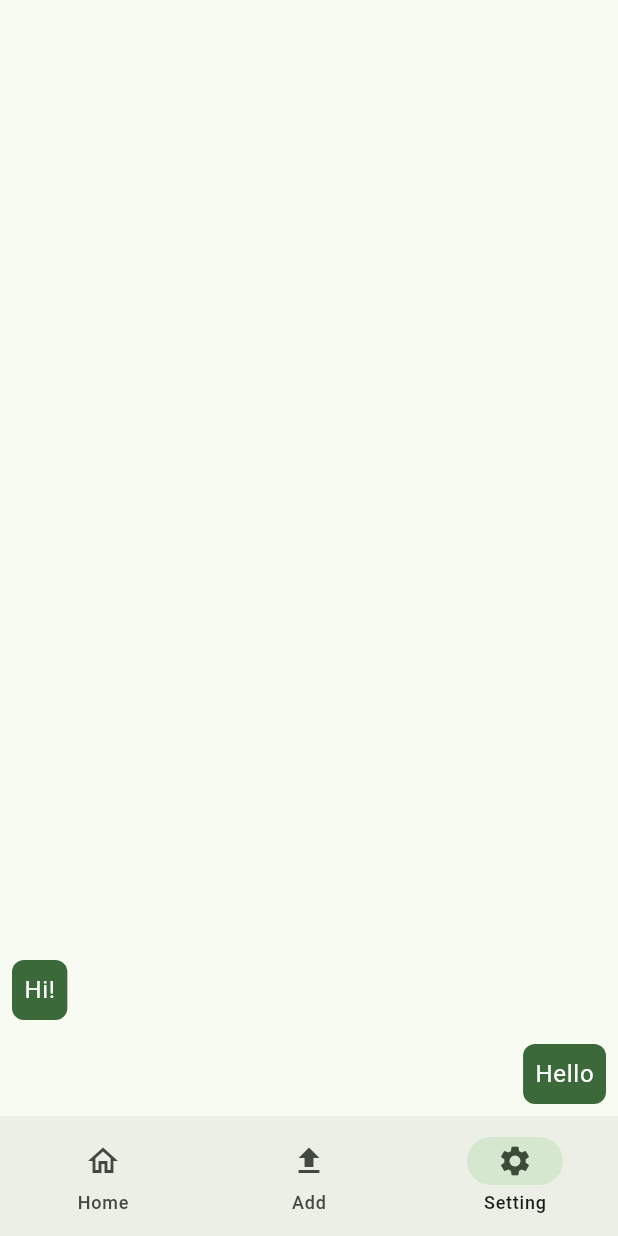
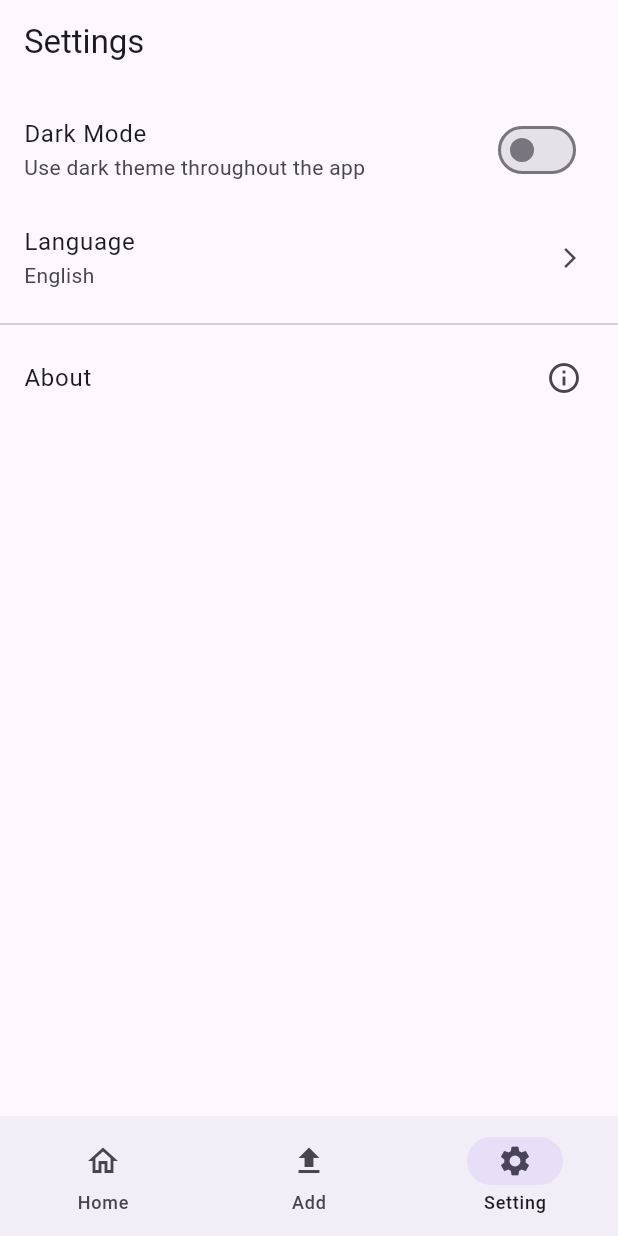
Before and after one commit to slotruglio/card-wallet, a Flutter app: the screen it shows after launch, item 3 of the bottom bar chosen, on a phone screen of 412 x 824 dp. Run offline on Flutter 3.47's test engine with Material 3 defaults, Android fonts, the phone set to English and light mode, and no system bars.

Commit message:
add settings

```diff
--- a/frontend/lib/components/home.dart
+++ b/frontend/lib/components/home.dart
@@ -1,10 +1,20 @@
 import 'package:card_wallet/pages/giftcards.dart';
+import 'package:card_wallet/pages/settings.dart';
 import 'package:card_wallet/pages/upload.dart';
 import 'package:flutter/material.dart';
 import 'package:card_wallet/l10n/app_localizations.dart';
 
 class HomeWidget extends StatefulWidget {
-  const HomeWidget({super.key});
+  const HomeWidget({
+    super.key,
+    required this.isDarkMode,
+    required this.onLanguageChanged,
+    required this.onThemeChanged
+  });
+
+  final ValueChanged<bool> onThemeChanged;
+  final ValueChanged<Locale> onLanguageChanged;
+  final bool isDarkMode;
 
   @override
   State<HomeWidget> createState() => _HomeWidgetState();
@@ -47,45 +57,11 @@ class _HomeWidgetState extends State<HomeWidget> {
         /// Upload page
         UploadPage(),
 
-        /// Messages page
-        ListView.builder(
-          reverse: true,
-          itemCount: 2,
-          itemBuilder: (BuildContext context, int index) {
-            if (index == 0) {
-              return Align(
-                alignment: Alignment.centerRight,
-                child: Container(
-                  margin: const EdgeInsets.all(8.0),
-                  padding: const EdgeInsets.all(8.0),
-                  decoration: BoxDecoration(
-                    color: theme.colorScheme.primary,
-                    borderRadius: BorderRadius.circular(8.0),
-                  ),
-                  child: Text(
-                    'Hello',
-                    style: theme.textTheme.bodyLarge!.copyWith(color: theme.colorScheme.onPrimary),
-                  ),
-                ),
-              );
-            }
-            return Align(
-              alignment: Alignment.centerLeft,
-              child: Container(
-                margin: const EdgeInsets.all(8.0),
-                padding: const EdgeInsets.all(8.0),
-                decoration: BoxDecoration(
-                  color: theme.colorScheme.primary,
-                  borderRadius: BorderRadius.circular(8.0),
-                ),
-                child: Text(
-                  'Hi!',
-                  style: theme.textTheme.bodyLarge!.copyWith(color: theme.colorScheme.onPrimary),
-                ),
-              ),
-            );
-          },
-        ),
+        /// Settings page
+        SettingsPage(
+          isDarkMode: widget.isDarkMode,
+          onLanguageChanged: widget.onLanguageChanged,
+          onThemeChanged: widget.onThemeChanged)
       ][currentPageIndex],
     );
   }
--- a/frontend/lib/l10n/app_en.arb
+++ b/frontend/lib/l10n/app_en.arb
@@ -90,5 +90,80 @@
   "uploadGiftCardButtonText": "Upload Gift Card",
   "@uploadGiftCardButtonText": {
     "description": "text for upload button"
+  },
+  "settingsPageTitle": "Settings",
+  "@settingsPageTitle": {
+    "description": "Title of the settings page"
+  },
+
+  "darkModeTitle": "Dark Mode",
+  "@darkModeTitle": {
+    "description": "Title for dark mode toggle"
+  },
+  "darkModeSubtitle": "Use dark theme throughout the app",
+  "@darkModeSubtitle": {
+    "description": "Subtitle for dark mode toggle"
+  },
+
+  "notificationsTitle": "Notifications",
+  "@notificationsTitle": {
+    "description": "Title for notifications toggle"
+  },
+  "notificationsSubtitle": "Receive push notifications",
+  "@notificationsSubtitle": {
+    "description": "Subtitle for notifications toggle"
+  },
+
+  "languageTitle": "Language",
+  "@languageTitle": {
+    "description": "Title for language selection option"
+  },
+  "selectLanguageDialogTitle": "Select Language",
+  "@selectLanguageDialogTitle": {
+    "description": "Dialog title for selecting language"
+  },
+  "languageEnglish": "English",
+  "@languageEnglish": {
+    "description": "Option for English language"
+  },
+  "languageItalian": "Italiano",
+  "@languageItalian": {
+    "description": "Option for Italian language"
+  },
+  "languageSpanish": "Español",
+  "@languageSpanish": {
+    "description": "Option for Spanish language"
+  },
+
+  "aboutTitle": "About",
+  "@aboutTitle": {
+    "description": "Title for about section"
+  },
+  "aboutAppName": "GiftCard Manager",
+  "@aboutAppName": {
+    "description": "Name of the app displayed in About dialog"
+  },
+  "aboutVersion": "Version {version}",
+  "@aboutVersion": {
+    "description": "Version displayed in About dialog",
+    "placeholders": {
+      "version": {
+        "type": "String",
+        "example": "1.0.0"
+      }
+    }
+  },
+  "aboutCopyright": "© 2025 Samuele Inc.",
+  "@aboutCopyright": {
+    "description": "Copyright text in About dialog"
+  },
+
+  "logoutTitle": "Logout",
+  "@logoutTitle": {
+    "description": "Logout button text"
+  },
+  "logoutSuccessMessage": "Logged out successfully",
+  "@logoutSuccessMessage": {
+    "description": "Snackbar message when user logs out"
   }
 }
--- a/frontend/lib/l10n/app_localizations.dart
+++ b/frontend/lib/l10n/app_localizations.dart
@@ -217,6 +217,102 @@ abstract class AppLocalizations {
   /// In en, this message translates to:
   /// **'Upload Gift Card'**
   String get uploadGiftCardButtonText;
+
+  /// Title of the settings page
+  ///
+  /// In en, this message translates to:
+  /// **'Settings'**
+  String get settingsPageTitle;
+
+  /// Title for dark mode toggle
+  ///
+  /// In en, this message translates to:
+  /// **'Dark Mode'**
+  String get darkModeTitle;
+
+  /// Subtitle for dark mode toggle
+  ///
+  /// In en, this message translates to:
+  /// **'Use dark theme throughout the app'**
+  String get darkModeSubtitle;
+
+  /// Title for notifications toggle
+  ///
+  /// In en, this message translates to:
+  /// **'Notifications'**
+  String get notificationsTitle;
+
+  /// Subtitle for notifications toggle
+  ///
+  /// In en, this message translates to:
+  /// **'Receive push notifications'**
+  String get notificationsSubtitle;
+
+  /// Title for language selection option
+  ///
+  /// In en, this message translates to:
+  /// **'Language'**
+  String get languageTitle;
+
+  /// Dialog title for selecting language
+  ///
+  /// In en, this message translates to:
+  /// **'Select Language'**
+  String get selectLanguageDialogTitle;
+
+  /// Option for English language
+  ///
+  /// In en, this message translates to:
+  /// **'English'**
+  String get languageEnglish;
+
+  /// Option for Italian language
+  ///
+  /// In en, this message translates to:
+  /// **'Italiano'**
+  String get languageItalian;
+
+  /// Option for Spanish language
+  ///
+  /// In en, this message translates to:
+  /// **'Español'**
+  String get languageSpanish;
+
+  /// Title for about section
+  ///
+  /// In en, this message translates to:
+  /// **'About'**
+  String get aboutTitle;
+
+  /// Name of the app displayed in About dialog
+  ///
+  /// In en, this message translates to:
+  /// **'GiftCard Manager'**
+  String get aboutAppName;
+
+  /// Version displayed in About dialog
+  ///
+  /// In en, this message translates to:
+  /// **'Version {version}'**
+  String aboutVersion(String version);
+
+  /// Copyright text in About dialog
+  ///
+  /// In en, this message translates to:
+  /// **'© 2025 Samuele Inc.'**
+  String get aboutCopyright;
+
+  /// Logout button text
+  ///
+  /// In en, this message translates to:
+  /// **'Logout'**
+  String get logoutTitle;
+
+  /// Snackbar message when user logs out
+  ///
+  /// In en, this message translates to:
+  /// **'Logged out successfully'**
+  String get logoutSuccessMessage;
 }
 
 class _AppLocalizationsDelegate
--- a/frontend/lib/main.dart
+++ b/frontend/lib/main.dart
@@ -6,8 +6,28 @@ void main() {
   runApp(const MyApp());
 }
 
-class MyApp extends StatelessWidget {
+class MyApp extends StatefulWidget {
   const MyApp({super.key});
+
+  @override
+  State<MyApp> createState() => _MyAppState();
+}
+
+class _MyAppState extends State<MyApp> {
+  ThemeMode _themeMode = ThemeMode.system;
+  Locale? _locale;
+
+  void _toggleTheme(bool isDark) {
+    setState(() {
+      _themeMode = isDark ? ThemeMode.dark : ThemeMode.light;
+    });
+  }
+
+  void _changeLanguage(Locale locale) {
+    setState(() {
+      _locale = locale;
+    });
+  }
 
   // This widget is the root of your application.
   @override
@@ -15,25 +35,16 @@ class MyApp extends StatelessWidget {
     return MaterialApp(
       title: 'Flutter Demo',
       localizationsDelegates: AppLocalizations.localizationsDelegates,
-      theme: ThemeData(
-        // This is the theme of your application.
-        //
-        // TRY THIS: Try running your application with "flutter run". You'll see
-        // the application has a purple toolbar. Then, without quitting the app,
-        // try changing the seedColor in the colorScheme below to Colors.green
-        // and then invoke "hot reload" (save your changes or press the "hot
-        // reload" button in a Flutter-supported IDE, or press "r" if you used
-        // the command line to start the app).
-        //
-        // Notice that the counter didn't reset back to zero; the application
-        // state is not lost during the reload. To reset the state, use hot
-        // restart instead.
-        //
-        // This works for code too, not just values: Most code changes can be
-        // tested with just a hot reload.
-        colorScheme: ColorScheme.fromSeed(seedColor: Colors.green),
+      supportedLocales: AppLocalizations.supportedLocales,
+      theme: ThemeData.light(),
+      darkTheme: ThemeData.dark(),
+      themeMode: _themeMode,
+      locale: _locale,
+      home: HomeWidget(
+        isDarkMode: _themeMode == ThemeMode.dark,
+        onLanguageChanged: _changeLanguage,
+        onThemeChanged: _toggleTheme,
       ),
-      home: const HomeWidget(),
     );
   }
 }
--- /dev/null
+++ b/frontend/lib/pages/settings.dart
@@ -0,0 +1,84 @@
+import 'package:card_wallet/l10n/app_localizations.dart';
+import 'package:flutter/material.dart';
+
+class SettingsPage extends StatelessWidget {
+  const SettingsPage({
+    super.key,
+    required this.isDarkMode,
+    required this.onLanguageChanged,
+    required this.onThemeChanged
+  });
+
+  final ValueChanged<bool> onThemeChanged;
+  final ValueChanged<Locale> onLanguageChanged;
+  final bool isDarkMode;
+
+  @override
+  Widget build(BuildContext context) {
+    return Scaffold(
+      appBar: AppBar(title: Text(AppLocalizations.of(context)!.settingsPageTitle)),
+      body: ListView(
+        children: [
+          const SizedBox(height: 8),
+          SwitchListTile(
+            title: Text(AppLocalizations.of(context)!.darkModeTitle),
+            subtitle: Text(AppLocalizations.of(context)!.darkModeSubtitle),
+            value: isDarkMode,
+            onChanged: (val) => onThemeChanged(val),
+          ),
+          ListTile(
+            title: Text(AppLocalizations.of(context)!.languageTitle),
+            subtitle: Text(Localizations.localeOf(context).languageCode == 'it'
+                ? AppLocalizations.of(context)!.languageItalian
+                : AppLocalizations.of(context)!.languageEnglish),
+            trailing: const Icon(Icons.arrow_forward_ios, size: 16),
+            onTap: () => showDialog(
+              context: context,
+              builder: (context) => SimpleDialog(
+                title: Text(AppLocalizations.of(context)!.selectLanguageDialogTitle),
+                children: [
+                  SimpleDialogOption(
+                    child: Text(AppLocalizations.of(context)!.languageEnglish),
+                    onPressed: () {
+                      onLanguageChanged(const Locale('en'));
+                      Navigator.pop(context);
+                    },
+                  ),
+                  SimpleDialogOption(
+                    child: Text(AppLocalizations.of(context)!.languageItalian),
+                    onPressed: () {
+                      onLanguageChanged(const Locale('it'));
+                      Navigator.pop(context);
+                    },
+                  ),
+                ],
+              ),
+            ),
+          ),
+          const Divider(),
+          ListTile(
+            title: Text(AppLocalizations.of(context)!.aboutTitle),
+            trailing: const Icon(Icons.info_outline),
+            onTap: () {
+              showAboutDialog(
+                context: context,
+                applicationName: AppLocalizations.of(context)!.aboutAppName,
+                applicationVersion: AppLocalizations.of(context)!.aboutVersion('1.0.0'),
+                applicationLegalese: AppLocalizations.of(context)!.aboutCopyright,
+              );
+            },
+          ),
+          /*
+          ListTile(
+            title: const Text('Logout'),
+            leading: const Icon(Icons.logout),
+            textColor: Colors.red,
+            iconColor: Colors.red,
+            onTap: _logout,
+          ),
+          */
+        ],
+      ),
+    );
+  }
+}
```
Also changed, not shown: frontend/lib/l10n/app_it.arb (+16 -1 lines), frontend/lib/l10n/app_localizations_en.dart (+50 -0 lines), frontend/lib/l10n/app_localizations_it.dart (+50 -0 lines).
